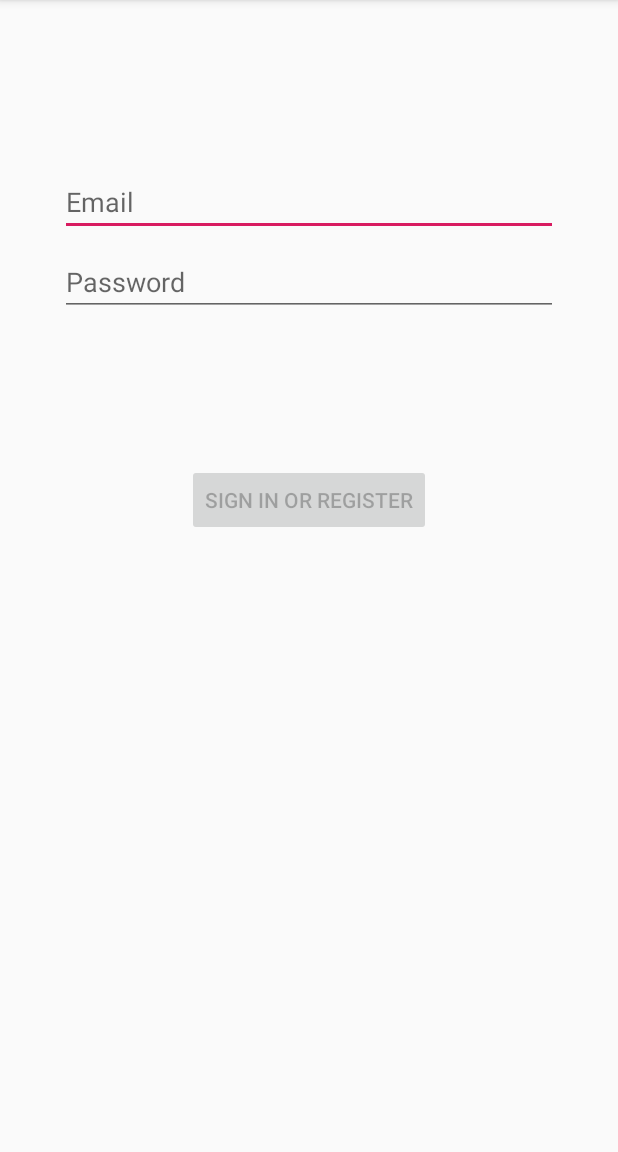
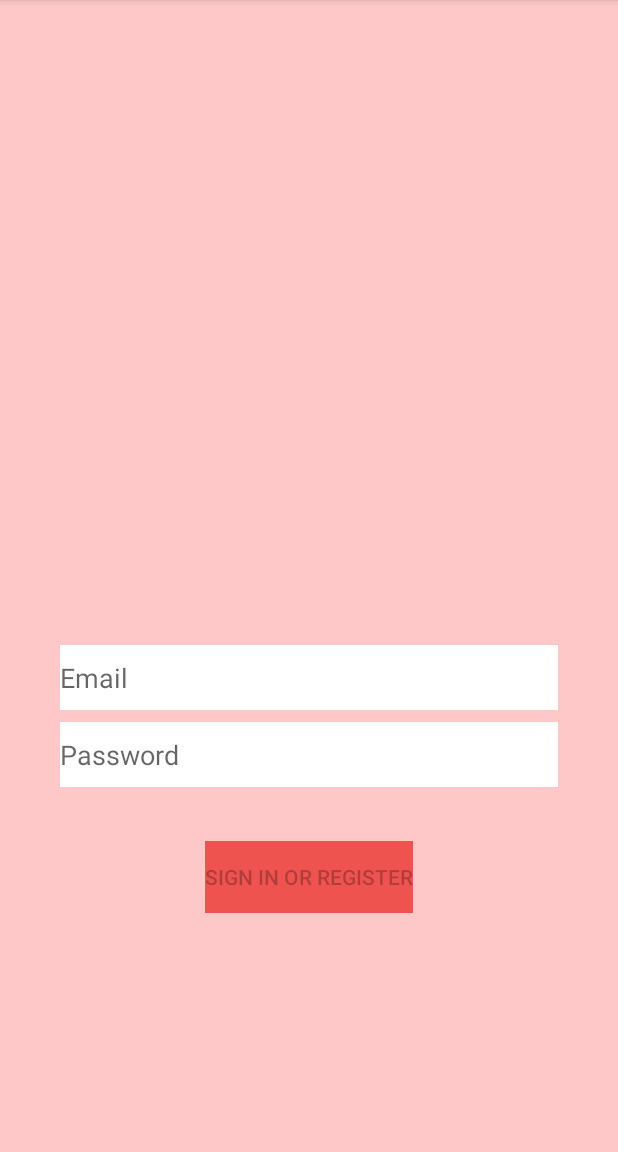
Before and after one commit to candiceliao/NTUEMIE109-DatingApp, an Android app: the screen it shows after launch (LoginActivity), on a phone screen of 412 x 824 dp, the part 84-1236 px from its top. Run offline under Robolectric (Android 15) with nearby library versions, the phone set to English and light mode, and no system bars; 3 statements that could not run were skipped.

Commit message:
change the background color

```diff
--- a/app/src/main/res/layout/activity_login.xml
+++ b/app/src/main/res/layout/activity_login.xml
@@ -9,16 +9,17 @@
     android:paddingTop="@dimen/activity_vertical_margin"
     android:paddingRight="@dimen/activity_horizontal_margin"
     android:paddingBottom="@dimen/activity_vertical_margin"
+    android:background="#ffc8c8"
     tools:context=".ui.login.LoginActivity">
 
     <EditText
         android:id="@+id/username"
         android:layout_width="0dp"
-        android:layout_height="wrap_content"
+        android:layout_height="43dp"
         android:layout_marginStart="24dp"
-        android:layout_marginTop="96dp"
+        android:layout_marginTop="621px"
         android:layout_marginEnd="24dp"
-
+        android:background="#ffffff"
         android:hint="@string/prompt_email"
         android:inputType="textEmailAddress"
         android:selectAllOnFocus="true"
@@ -29,11 +30,12 @@
     <EditText
         android:id="@+id/password"
         android:layout_width="0dp"
-        android:layout_height="wrap_content"
+        android:layout_height="43dp"
         android:layout_marginStart="24dp"
         android:layout_marginTop="8dp"
         android:layout_marginEnd="24dp"
 
+        android:background="#FFFFFF"
         android:hint="@string/prompt_password"
         android:imeActionLabel="@string/action_sign_in_short"
         android:imeOptions="actionDone"
@@ -55,6 +57,7 @@
         android:onClick="click1"
         android:enabled="false"
         android:text="@string/action_sign_in"
+        android:background="#ef5350"
         app:layout_constraintBottom_toBottomOf="parent"
         app:layout_constraintEnd_toEndOf="parent"
         app:layout_constraintStart_toStartOf="parent"
--- a/build.gradle
+++ b/build.gradle
@@ -7,7 +7,7 @@ buildscript {
 
     }
     dependencies {
-        classpath 'com.android.tools.build:gradle:3.4.0'
+        classpath 'com.android.tools.build:gradle:3.4.1'
 
         // NOTE: Do not place your application dependencies here; they belong
         // in the individual module build.gradle files
```
